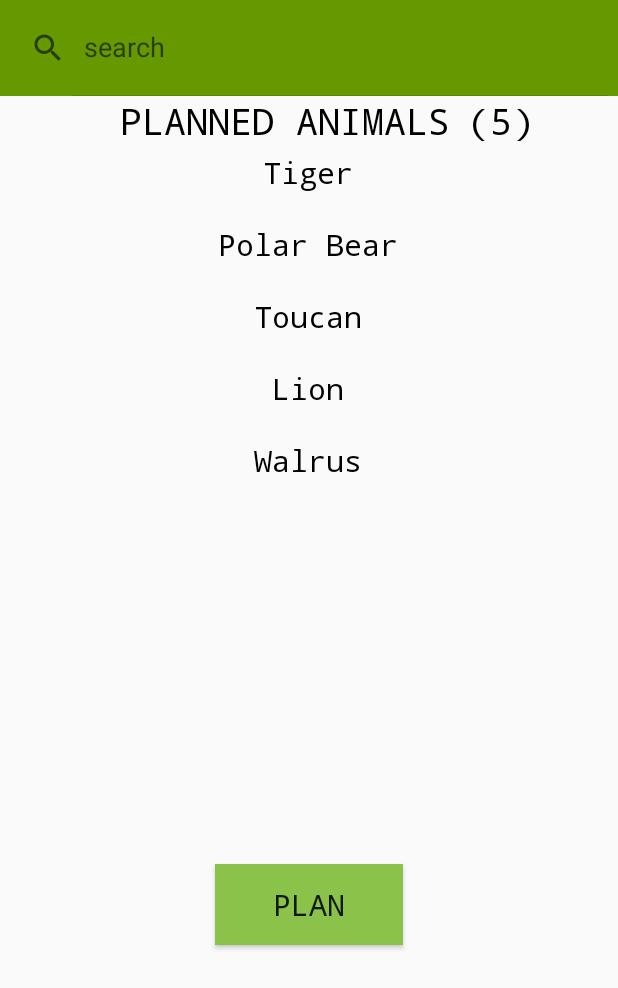
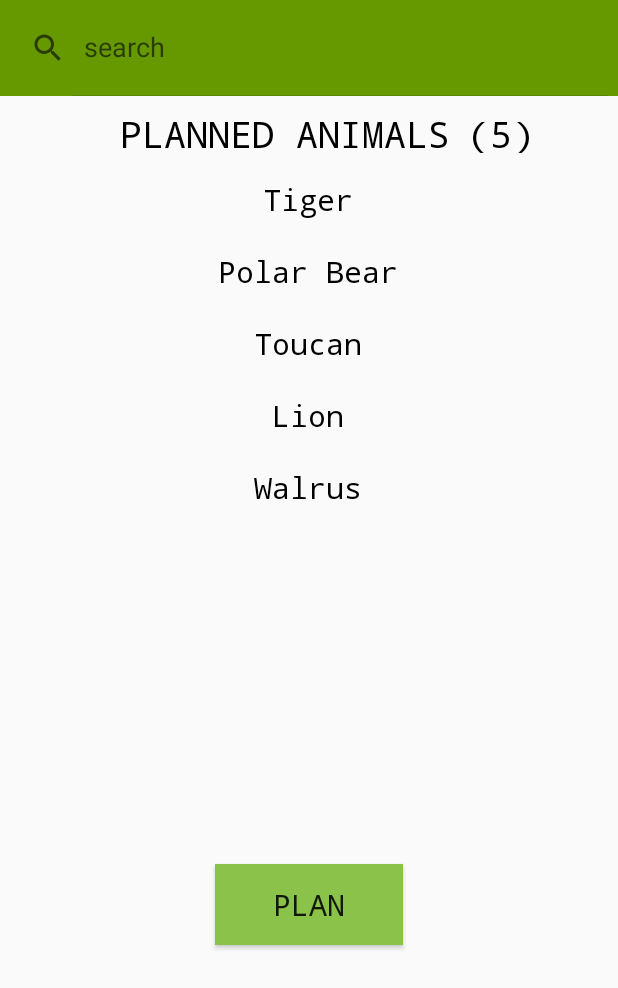
Before and after one commit to CSE-110-Spring-2022/zooseeker-cse-110-team-4, an Android app: the screen it shows after launch (MainActivity), on a phone screen of 412 x 824 dp. Shown: the top 988 px of the screen. Run offline under Robolectric (Android 15) with nearby library versions, the phone set to English and light mode, and no system bars; Roboto replaces fonts that are not available here.

Commit message:
fixed spacing around the search bar and animals text

```diff
--- a/app/src/main/res/layout/activity_main.xml
+++ b/app/src/main/res/layout/activity_main.xml
@@ -48,6 +48,7 @@
         android:text="PLANNED ANIMALS"
         android:textColor="#000000"
         android:textSize="24sp"
+        android:paddingTop="4pt"
         app:layout_constraintEnd_toStartOf="@+id/added_counter"
         app:layout_constraintHorizontal_bias="1.0"
         app:layout_constraintStart_toStartOf="parent"
@@ -61,6 +62,7 @@
         android:text="(0)"
         android:textColor="#000000"
         android:textSize="24sp"
+        android:paddingTop="4pt"
         app:layout_constraintEnd_toEndOf="parent"
         app:layout_constraintHorizontal_bias="0.861"
         app:layout_constraintStart_toStartOf="parent"
@@ -83,6 +85,7 @@
         android:id="@+id/planned_animals"
         android:layout_width="386dp"
         android:layout_height="489dp"
+        android:paddingTop="8pt"
         app:layout_constraintEnd_toEndOf="parent"
         app:layout_constraintHorizontal_bias="0.48"
         app:layout_constraintStart_toStartOf="parent"
```
